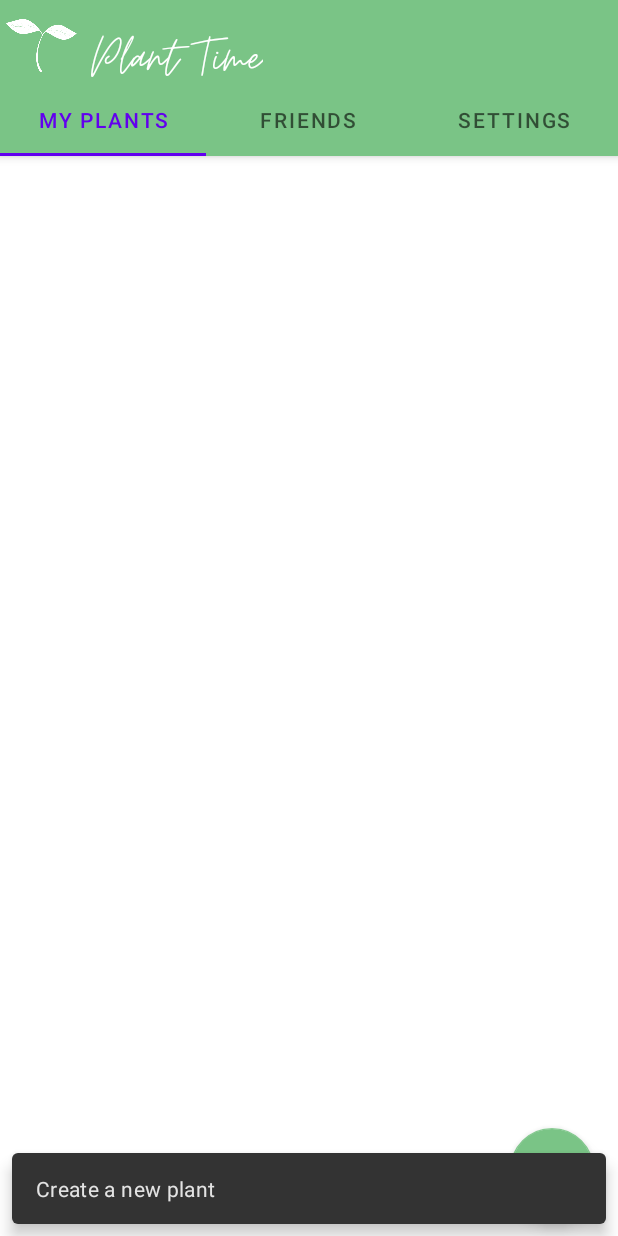
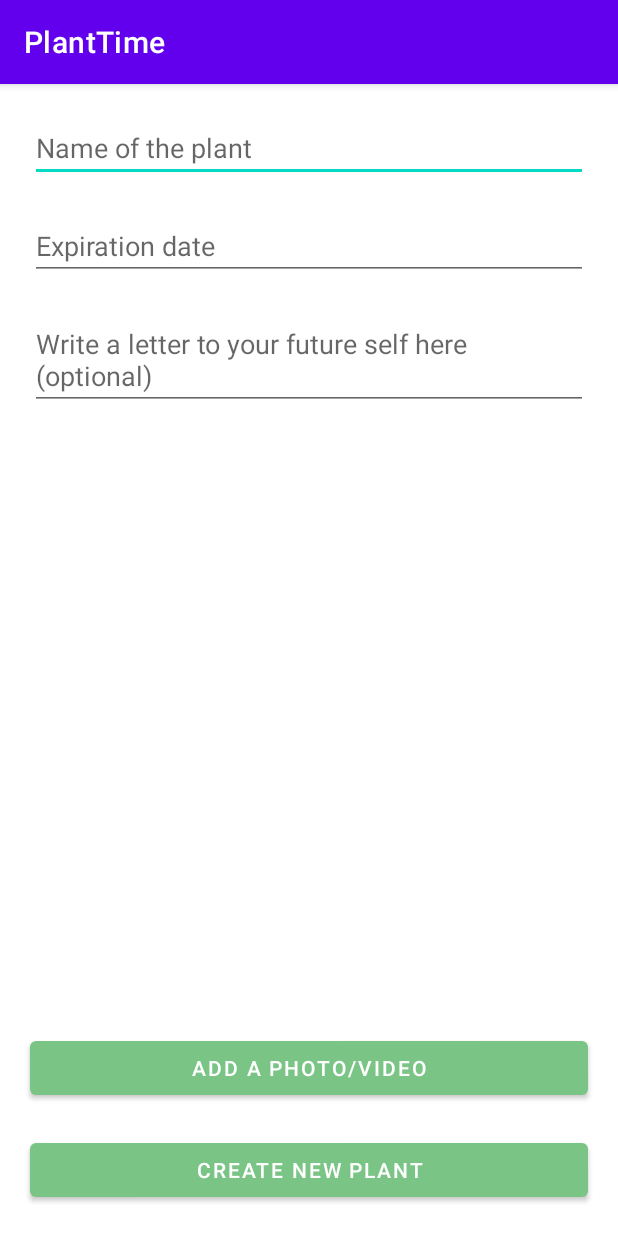
Before and after one commit to LuisBLopez/plant-time, an Android app: the screen it shows after launch (MainActivity before the commit, AddPlantActivity after it), after a tap on an icon or button, on a phone screen of 412 x 824 dp. Run offline under Robolectric (Android 15) with nearby library versions, the phone set to English and light mode, and no system bars; our stand-ins replace Firebase (no records; nobody signed in at launch, a user with empty details on screens opened directly).

Commit message:
Adding a new activity (ActivityAddPlant) to add new plants to the database (currently only the view and navigation is implemented).

```diff
--- a/app/src/main/AndroidManifest.xml
+++ b/app/src/main/AndroidManifest.xml
@@ -2,8 +2,8 @@
 <manifest xmlns:android="http://schemas.android.com/apk/res/android"
     package="com.example.planttime">
 
-    <uses-permission
-        android:name="android.permission.INTERNET"/>
+    <uses-permission android:name="android.permission.INTERNET" />
+
     <application
         android:allowBackup="true"
         android:icon="@mipmap/ic_launcher"
@@ -11,6 +11,7 @@
         android:roundIcon="@mipmap/ic_launcher_round"
         android:supportsRtl="true"
         android:theme="@style/Theme.PlantTime">
+        <activity android:name=".AddPlantActivity"></activity>
         <activity
             android:name=".MainActivity"
             android:label="@string/app_name"
--- /dev/null
+++ b/app/src/main/java/com/example/planttime/AddPlantActivity.kt
@@ -0,0 +1,50 @@
+package com.example.planttime
+
+import android.app.DatePickerDialog
+import androidx.appcompat.app.AppCompatActivity
+import android.os.Bundle
+import android.view.LayoutInflater
+import android.view.View
+import android.view.ViewGroup
+import com.example.planttime.databinding.ActivityAddPlantBinding
+import com.example.planttime.ui.view.DatePickerFragment
+import com.google.android.material.snackbar.Snackbar
+
+class AddPlantActivity : AppCompatActivity() {
+    private lateinit var binding: ActivityAddPlantBinding
+
+    override fun onCreate(savedInstanceState: Bundle?) {
+        super.onCreate(savedInstanceState)
+        binding = ActivityAddPlantBinding.inflate(layoutInflater)
+        setContentView(R.layout.activity_add_plant)
+
+        onViewCreated(binding.root, savedInstanceState)
+    }
+
+    /*override fun onCreateView(
+        inflater: LayoutInflater, container: ViewGroup?,
+        savedInstanceState: Bundle?
+    ): View? {
+        binding = ActivityAddPlantBinding.inflate(inflater, container, false)
+        return binding.root
+    }*/
+
+    fun onViewCreated(view: View, savedInstanceState: Bundle?) {
+
+        binding.plantExpiration.setOnClickListener {
+            Snackbar.make(view, "Choose a date when the plant will bloom", Snackbar.LENGTH_LONG)
+                .setAction("Action", null).show()
+            val datePickerFrag = DatePickerFragment.newInstance(DatePickerDialog.OnDateSetListener{ _, year, month, day ->
+                // +1 because January is zero
+                val selectedDate = day.toString() + " / " + (month + 1) + " / " + year
+                binding.plantExpiration.setText(selectedDate)
+            })
+            datePickerFrag.show(supportFragmentManager, "datePicker")
+        }
+
+        binding.plantConfirmAdd.setOnClickListener {
+            Snackbar.make(view, "Creating a new plant...", Snackbar.LENGTH_LONG)
+                .setAction("Action", null).show()
+        }
+    }
+}
--- a/app/src/main/java/com/example/planttime/ui/model/Plant.kt
+++ b/app/src/main/java/com/example/planttime/ui/model/Plant.kt
@@ -3,11 +3,12 @@ package com.example.planttime.ui.model
 import android.os.Build
 import androidx.annotation.RequiresApi
 import java.time.LocalDate
+import java.util.*
 
 data class Plant @RequiresApi(Build.VERSION_CODES.O) constructor(
-        val time_created: LocalDate = LocalDate.now(),
+        val creation: Date? = null,
         var creator: String = "",
         var expired: Boolean = false,
         val name: String = "",
-        val opening: LocalDate = LocalDate.now())
+        val opening: Date? = null)
 {}
--- a/app/src/main/java/com/example/planttime/ui/view/MyPlantsFragment.kt
+++ b/app/src/main/java/com/example/planttime/ui/view/MyPlantsFragment.kt
@@ -1,11 +1,17 @@
 package com.example.planttime.ui.view
 
+import android.content.Intent
+import android.os.Build
 import android.os.Bundle
 import android.view.LayoutInflater
 import android.view.View
 import android.view.ViewGroup
+import androidx.annotation.RequiresApi
 import androidx.fragment.app.Fragment
+import androidx.lifecycle.Observer
 import androidx.lifecycle.ViewModelProvider
+import com.example.planttime.AddPlantActivity
+import com.example.planttime.R
 import com.example.planttime.databinding.FragmentMyPlantsBinding
 import com.example.planttime.ui.model.Plant
 import com.example.planttime.ui.viewmodel.PageViewModel
@@ -16,15 +22,23 @@ class MyPlantsFragment: Fragment() {
     //private val myPlants: List<Plant> = listOf(Plant(0, "Cactus", Calendar.getInstance().time), Plant(1, "Succulent", Calendar.getInstance().time), Plant(2, "Dahlia", Calendar.getInstance().time))
     private lateinit var binding: FragmentMyPlantsBinding
 
-    private lateinit var plantList: List<Plant>
+    //private lateinit var plantList: List<Plant>
 
+    @RequiresApi(Build.VERSION_CODES.O)
     override fun onCreate(savedInstanceState: Bundle?) {
         super.onCreate(savedInstanceState)
         pageViewModel = ViewModelProvider(this).get(PageViewModel::class.java).apply {
             setIndex(1)
             loadInitialData()
-            plantList = getCurrentPlants()
+            //plantList = getCurrentPlants()
         }
+        pageViewModel.plants.observe(this, Observer{
+            plants -> //actPlantName.setAdapter(PlantAdapter(context!!, R.layout.support_simple_spinner_dropdown_item, plants)
+                if (plants.size>0)
+                    println("AAAAAAA "+plants.first().toString())
+                else
+                    println("AAAAAAA plantlist empty")
+        })
     }
 
     override fun onCreateView(
@@ -37,16 +51,22 @@ class MyPlantsFragment: Fragment() {
 
     override fun onViewCreated(view: View, savedInstanceState: Bundle?) {
         super.onViewCreated(view, savedInstanceState)
-        binding.recyclerView.adapter = PlantAdapter(plantList)
+        binding.recyclerView.adapter = PlantAdapter(pageViewModel)
 
         binding.fab.setOnClickListener {
             Snackbar.make(view, "Create a new plant", Snackbar.LENGTH_LONG)
                     .setAction("Action", null).show()
 
+            val intent = Intent(requireActivity(), AddPlantActivity::class.java)
+            startActivity(intent)
         }
+    }
 
+    /*override fun onActivityCreated(savedInstanceState: Bundle?){
+        super.onActivityCreated(savedInstanceState)
 
-    }
+    }*/
+
     /*companion object {
         /**
          * The fragment argument representing the section number for this
--- a/app/src/main/java/com/example/planttime/ui/view/PlantAdapter.kt
+++ b/app/src/main/java/com/example/planttime/ui/view/PlantAdapter.kt
@@ -6,19 +6,22 @@ import android.view.View
 import android.view.ViewGroup
 import androidx.annotation.RequiresApi
 import androidx.recyclerview.widget.RecyclerView
+import com.example.planttime.R
 import com.example.planttime.databinding.ItemPlantBinding
 import com.example.planttime.ui.model.Plant
+import com.example.planttime.ui.viewmodel.PageViewModel
 import com.google.firebase.firestore.FieldPath
 import com.google.firebase.firestore.FirebaseFirestore
 import java.time.LocalDate
+import java.util.*
 
 @Suppress("DEPRECATION")
-class PlantAdapter(plantList: List<Plant>):  RecyclerView.Adapter<PlantAdapter.ViewHolder>() {
+class PlantAdapter(private val viewModel: PageViewModel):  RecyclerView.Adapter<PlantAdapter.ViewHolder>() {
     @RequiresApi(Build.VERSION_CODES.O)
     private val myPlants: List<Plant> = listOf(
-            Plant(LocalDate.now(), "RzZU71c31Zmi3vCiHbsC", false, "Cactus", LocalDate.now()),
-            Plant(LocalDate.now(), "l4VBLVnZeN1M7fMMhee8", true, "Succulent", LocalDate.now()),
-            Plant(LocalDate.now(), "l4VBLVnZeN1M7fMMhee8", false, "Dahlia", LocalDate.now()))
+            Plant(Date(), "RzZU71c31Zmi3vCiHbsC", false, "Cactus", Date()),
+            Plant(Date(), "l4VBLVnZeN1M7fMMhee8", true, "Succulent", Date()),
+            Plant(Date(), "l4VBLVnZeN1M7fMMhee8", false, "Dahlia", Date()))
 
     //private val db = FirebaseFirestore.getInstance()
     //private val localUidSample = "RzZU71c31Zmi3vCiHbsC"
@@ -37,15 +40,15 @@ class PlantAdapter(plantList: List<Plant>):  RecyclerView.Adapter<PlantAdapter.V
 
     override fun onCreateViewHolder(parent: ViewGroup, viewType: Int): ViewHolder {
         return ViewHolder(ItemPlantBinding.inflate(LayoutInflater.from(parent.context)))
-
     }
 
     @RequiresApi(Build.VERSION_CODES.O)
     override fun onBindViewHolder(holder: ViewHolder, position: Int) {
         println("Reading plant names AAAAA")
-        val p = plantList[position]
+        val plant = viewModel.plants.value?.get(position)
+        holder.plantName.text = plant?.name
 
-        holder.plantName.text = p.name
+        //val p = plantList[position]
 
         /*db.collection("user").document(localUidSample).get().addOnSuccessListener {
             val plantName = it.get(FieldPath.of("plants","plant${position}","name")) as String?
@@ -58,7 +61,13 @@ class PlantAdapter(plantList: List<Plant>):  RecyclerView.Adapter<PlantAdapter.V
 
     @RequiresApi(Build.VERSION_CODES.O)
     override fun getItemCount(): Int {
-        return plantList.size
+        val plants = viewModel.plants.value
+
+        println("getItemCount: "+plants?.size)
+
+        return plants?.size ?: 0
+
+        //return plantList.size
         /*var plantsCount = 0
 
         db.collection("user").document(localUidSample).get().addOnSuccessListener {
--- a/app/src/main/java/com/example/planttime/ui/viewmodel/PageViewModel.kt
+++ b/app/src/main/java/com/example/planttime/ui/viewmodel/PageViewModel.kt
@@ -1,5 +1,7 @@
 package com.example.planttime.ui.viewmodel
 
+import android.os.Build
+import androidx.annotation.RequiresApi
 import androidx.lifecycle.LiveData
 import androidx.lifecycle.MutableLiveData
 import androidx.lifecycle.Transformations
@@ -7,11 +9,14 @@ import androidx.lifecycle.ViewModel
 import com.example.planttime.ui.model.Plant
 import com.google.firebase.firestore.FieldPath
 import com.google.firebase.firestore.FirebaseFirestore
+import com.google.firebase.firestore.ktx.getField
 
 class PageViewModel : ViewModel() {
     private val db = FirebaseFirestore.getInstance()
     private val localUidSample = "RzZU71c31Zmi3vCiHbsC"
+
     private lateinit var plantList: List<Plant>
+    private var _plants: MutableLiveData<ArrayList<Plant>> = MutableLiveData<ArrayList<Plant>>()
 
     private val _index = MutableLiveData<Int>()
     val text: LiveData<String> = Transformations.map(_index) {
@@ -22,13 +27,40 @@ class PageViewModel : ViewModel() {
         _index.value = index
     }
 
+    @RequiresApi(Build.VERSION_CODES.O)
     fun loadInitialData() {
-        db.collection("user").document(localUidSample).get().addOnSuccessListener {
+        /*db.collection("user").document(localUidSample).get().addOnSuccessListener {
             plantList = it.get(FieldPath.of("plants")) as List<Plant>
+        }*/
+
+        /**Alternative version wip using MutableLiveData**/
+        db.collection("user").document(localUidSample).collection("plantas").addSnapshotListener {
+            snapshot, e ->
+            if (e != null) {
+               // Log.w(TAG, "Listen failed", e)
+                return@addSnapshotListener
+            }
+            if (snapshot != null) {
+                val allPlants = ArrayList<Plant>()
+                val documents = snapshot.documents
+                documents.forEach {
+                    val plant = it.toObject(Plant::class.java)
+                    if (plant != null){
+                        allPlants.add(plant!!)
+                    }
+                }
+                _plants.value = allPlants
+            }
         }
+
     }
 
     fun getCurrentPlants(): List<Plant> {
         return plantList
     }
+
+    /**Alternative version wip using MutableLiveData**/
+    internal var plants:MutableLiveData<ArrayList<Plant>>
+        get(){return _plants}
+        set(value){_plants = value}
 }
--- /dev/null
+++ b/app/src/main/res/layout/activity_add_plant.xml
@@ -0,0 +1,62 @@
+<?xml version="1.0" encoding="utf-8"?>
+<androidx.constraintlayout.widget.ConstraintLayout xmlns:android="http://schemas.android.com/apk/res/android"
+    xmlns:app="http://schemas.android.com/apk/res-auto"
+    xmlns:tools="http://schemas.android.com/tools"
+    android:layout_width="match_parent"
+    android:layout_height="match_parent"
+    tools:context=".AddPlantActivity">
+
+    <EditText
+        app:layout_constraintStart_toStartOf="parent"
+        app:layout_constraintTop_toTopOf="parent"
+        android:id="@+id/plant_name"
+        android:layout_height="wrap_content"
+        android:layout_width="match_parent"
+        android:layout_margin="20dp"
+        android:hint="Name of the plant"
+        android:maxLines="1"
+        />
+    <EditText
+        app:layout_constraintStart_toStartOf="parent"
+        app:layout_constraintTop_toBottomOf="@+id/plant_name"
+        android:id="@+id/plant_expiration"
+        android:layout_height="wrap_content"
+        android:layout_width="match_parent"
+        android:layout_margin="20dp"
+        android:hint="Expiration date"
+        android:maxLines="1"
+        android:inputType="date"
+        android:focusable="false"
+        android:clickable="true"
+        />
+    <EditText
+        app:layout_constraintStart_toStartOf="parent"
+        app:layout_constraintTop_toBottomOf="@+id/plant_expiration"
+        android:id="@+id/plant_letter"
+        android:layout_height="wrap_content"
+        android:layout_width="match_parent"
+        android:layout_margin="20dp"
+        android:hint="Write a letter to your future self here (optional)"
+        android:maxLines="20"
+        />
+
+    <Button
+        android:id="@+id/plant_media"
+        android:layout_width="match_parent"
+        android:layout_height="wrap_content"
+        android:layout_margin="20dp"
+        android:text="Add a photo/video"
+        app:backgroundTint="#7AC486"
+        app:layout_constraintBottom_toTopOf="@id/plant_confirm_add"
+        app:layout_constraintStart_toStartOf="parent" />
+    <Button
+        android:id="@+id/plant_confirm_add"
+        android:layout_width="match_parent"
+        android:layout_height="wrap_content"
+        android:layout_margin="20dp"
+        android:text="Create new plant"
+        app:backgroundTint="#7AC486"
+        app:layout_constraintBottom_toBottomOf="parent"
+        app:layout_constraintStart_toStartOf="parent" />
+
+</androidx.constraintlayout.widget.ConstraintLayout>
--- a/app/src/main/res/layout/fragment_my_plants.xml
+++ b/app/src/main/res/layout/fragment_my_plants.xml
@@ -5,7 +5,7 @@
     xmlns:tools="http://schemas.android.com/tools"
     xmlns:app="http://schemas.android.com/apk/res-auto"
     android:id="@+id/myPlantsLayout"
-    tools:context=".ui.view.SettingsFragment">
+    tools:context=".ui.view.MyPlantsFragment">
     <androidx.recyclerview.widget.RecyclerView
         android:id="@+id/recycler_view"
         android:layout_width="match_parent"
--- a/app/src/main/res/values/themes.xml
+++ b/app/src/main/res/values/themes.xml
@@ -12,6 +12,7 @@
         <!-- Status bar color. -->
         <item name="android:statusBarColor" tools:targetApi="l">?attr/colorPrimaryVariant</item>
         <!-- Customize your theme here. -->
+        <item name="android:datePickerDialogTheme">@style/Theme.PlantTime.DatePicker</item>
     </style>
 
     <style name="Theme.PlantTime.NoActionBar">
@@ -22,4 +23,8 @@
     <style name="Theme.PlantTime.AppBarOverlay" parent="ThemeOverlay.AppCompat.Dark.ActionBar" />
 
     <style name="Theme.PlantTime.PopupOverlay" parent="ThemeOverlay.AppCompat.Light" />
+
+    <style name="Theme.PlantTime.DatePicker" parent="Theme.AppCompat.Light.Dialog">
+        <item name="colorAccent">#7AC486</item>
+    </style>
 </resources>
--- a/build.gradle
+++ b/build.gradle
@@ -6,7 +6,7 @@ buildscript {
         jcenter()
     }
     dependencies {
-        classpath "com.android.tools.build:gradle:4.1.0"
+        classpath 'com.android.tools.build:gradle:4.1.2'
         classpath "org.jetbrains.kotlin:kotlin-gradle-plugin:$kotlin_version"
         classpath 'com.google.gms:google-services:4.3.5'
 
```
Also changed, not shown: app/src/main/java/com/example/planttime/ui/view/DatePickerFragment.kt (added, +35 -0 lines), app/src/main/res/layout/fragment_datepicker.xml (added, +22 -0 lines).
